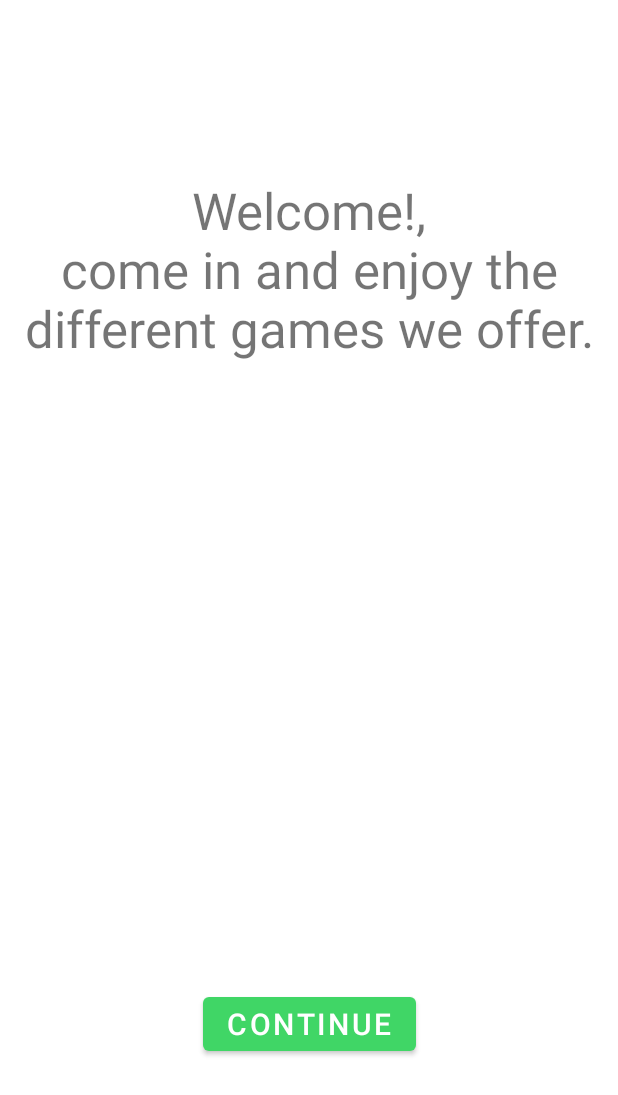
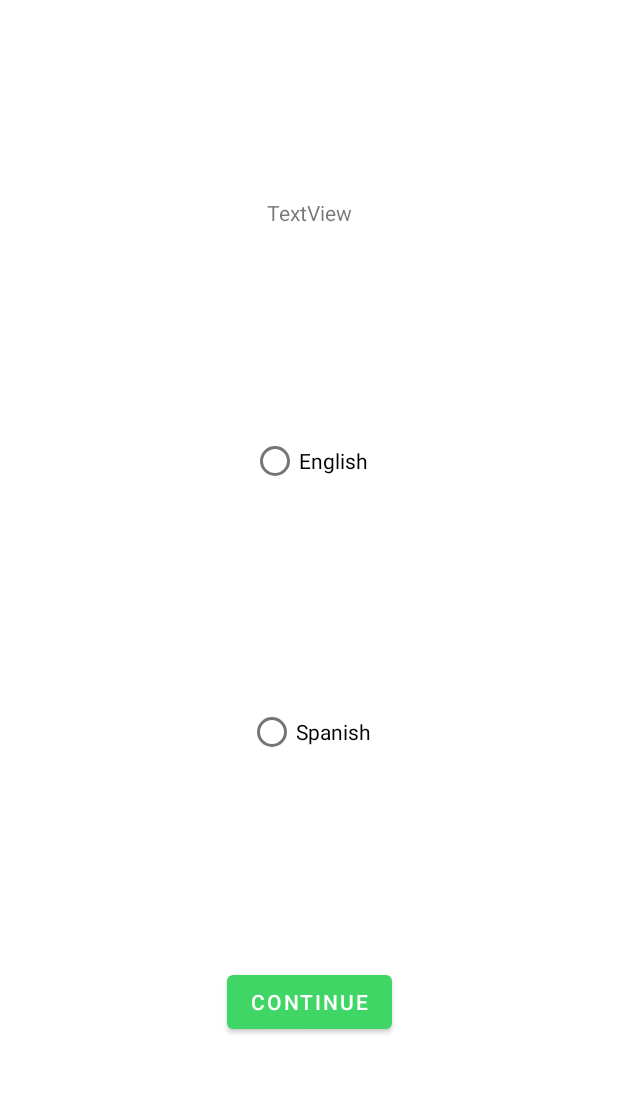
Before and after one commit to Alvaroms00/ProyectoFinal, an Android app: the screen it shows after launch (MainActivity), on a phone screen of 412 x 824 dp. Shown: the top 1095 px of the screen. Run offline under Robolectric (Android 15) with nearby library versions, the phone set to English and light mode, and no system bars.

Commit message:
0.2.18.1 10/05/23 Creacion de seleccion de idioma

```diff
--- /dev/null
+++ b/app/src/main/java/com/alvaro/proyectofinal/OnBoarding/IdiomaFragment.kt
@@ -0,0 +1,25 @@
+package com.alvaro.proyectofinal.OnBoarding
+
+import android.os.Bundle
+import android.view.LayoutInflater
+import android.view.View
+import android.view.ViewGroup
+import androidx.fragment.app.Fragment
+import com.alvaro.proyectofinal.R
+
+class IdiomaFragment : Fragment() {
+    // TODO: Rename and change types of parameters
+
+    override fun onCreate(savedInstanceState: Bundle?) {
+        super.onCreate(savedInstanceState)
+    }
+
+    override fun onCreateView(
+        inflater: LayoutInflater, container: ViewGroup?,
+        savedInstanceState: Bundle?
+    ): View? {
+        // Inflate the layout for this fragment
+        return inflater.inflate(R.layout.fragment_idioma, container, false)
+    }
+
+}
--- /dev/null
+++ b/app/src/main/res/layout/fragment_idioma.xml
@@ -0,0 +1,50 @@
+<?xml version="1.0" encoding="utf-8"?>
+<androidx.constraintlayout.widget.ConstraintLayout xmlns:android="http://schemas.android.com/apk/res/android"
+    xmlns:app="http://schemas.android.com/apk/res-auto"
+    xmlns:tools="http://schemas.android.com/tools"
+    android:layout_width="match_parent"
+    android:layout_height="match_parent"
+    tools:context=".OnBoarding.IdiomaFragment">
+
+
+    <TextView
+        android:id="@+id/txtIdioma"
+        android:layout_width="wrap_content"
+        android:layout_height="wrap_content"
+        android:text="TextView"
+        app:layout_constraintBottom_toTopOf="@+id/RBIdioma1"
+        app:layout_constraintEnd_toEndOf="parent"
+        app:layout_constraintStart_toStartOf="parent"
+        app:layout_constraintTop_toTopOf="parent" />
+
+
+    <Button
+        android:id="@+id/btnContIdioma"
+        android:layout_width="wrap_content"
+        android:layout_height="wrap_content"
+        android:text="@string/btnContinuar"
+        app:layout_constraintBottom_toBottomOf="parent"
+        app:layout_constraintEnd_toEndOf="parent"
+        app:layout_constraintStart_toStartOf="parent"
+        app:layout_constraintTop_toBottomOf="@+id/RBIdioma2" />
+
+    <RadioButton
+        android:id="@+id/RBIdioma1"
+        android:layout_width="wrap_content"
+        android:layout_height="wrap_content"
+        android:text="@string/Idioma1"
+        app:layout_constraintBottom_toTopOf="@+id/RBIdioma2"
+        app:layout_constraintEnd_toEndOf="parent"
+        app:layout_constraintStart_toStartOf="parent"
+        app:layout_constraintTop_toBottomOf="@+id/txtIdioma" />
+
+    <RadioButton
+        android:id="@+id/RBIdioma2"
+        android:layout_width="wrap_content"
+        android:layout_height="wrap_content"
+        android:text="@string/Idioma2"
+        app:layout_constraintBottom_toTopOf="@+id/btnContIdioma"
+        app:layout_constraintEnd_toEndOf="parent"
+        app:layout_constraintStart_toStartOf="parent"
+        app:layout_constraintTop_toBottomOf="@+id/RBIdioma1" />
+</androidx.constraintlayout.widget.ConstraintLayout>
--- a/app/src/main/res/navigation/mi_nav_graph.xml
+++ b/app/src/main/res/navigation/mi_nav_graph.xml
@@ -3,7 +3,7 @@
     xmlns:app="http://schemas.android.com/apk/res-auto"
     xmlns:tools="http://schemas.android.com/tools"
     android:id="@+id/mi_nav_graph"
-    app:startDestination="@id/inicioFragment">
+    app:startDestination="@id/idiomaFragment">
 
     <fragment
         android:id="@+id/inicioFragment"
@@ -17,6 +17,7 @@
             app:popEnterAnim="@anim/slide_in_left"
             app:popExitAnim="@anim/slide_out_right"/>
     </fragment>
+
     <fragment
         android:id="@+id/presentacionFragment"
         android:name="com.alvaro.proyectofinal.OnBoarding.PresentacionFragment"
@@ -29,6 +30,7 @@
             app:popEnterAnim="@anim/slide_in_left"
             app:popExitAnim="@anim/slide_out_right"/>
     </fragment>
+
     <fragment
         android:id="@+id/puntuacionFragment"
         android:name="com.alvaro.proyectofinal.OnBoarding.PuntuacionFragment"
@@ -45,4 +47,18 @@
         android:id="@+id/registroFragment"
         android:name="com.alvaro.proyectofinal.OnBoarding.RegistroFragment"
         tools:layout="@layout/fragment_registro" />
+
+    <fragment
+        android:id="@+id/idiomaFragment"
+        android:name="com.alvaro.proyectofinal.OnBoarding.IdiomaFragment"
+        android:label="fragment_idioma"
+        tools:layout="@layout/fragment_idioma" >
+        <action
+            android:id="@+id/action_idiomaFragment_to_inicioFragment"
+            app:destination="@id/inicioFragment"
+            app:enterAnim="@anim/slide_in_right"
+            app:exitAnim="@anim/slide_out_left"
+            app:popEnterAnim="@anim/slide_in_left"
+            app:popExitAnim="@anim/slide_out_right"/>
+    </fragment>
 </navigation>
--- a/app/src/main/res/values/strings.xml
+++ b/app/src/main/res/values/strings.xml
@@ -18,4 +18,6 @@
     <string name="hello_blank_fragment" translatable="false">Hello blank fragment</string>
     <string name="txtImgBoton">Button</string>
     <string name="txtPass">Minimum of 8 characters</string>
+    <string name="Idioma1">English</string>
+    <string name="Idioma2">Spanish</string>
 </resources>
```
Also changed, not shown: app/src/main/res/drawable/banderaespa_a.jpg (added), app/src/main/res/drawable/reinounido.png (added).
